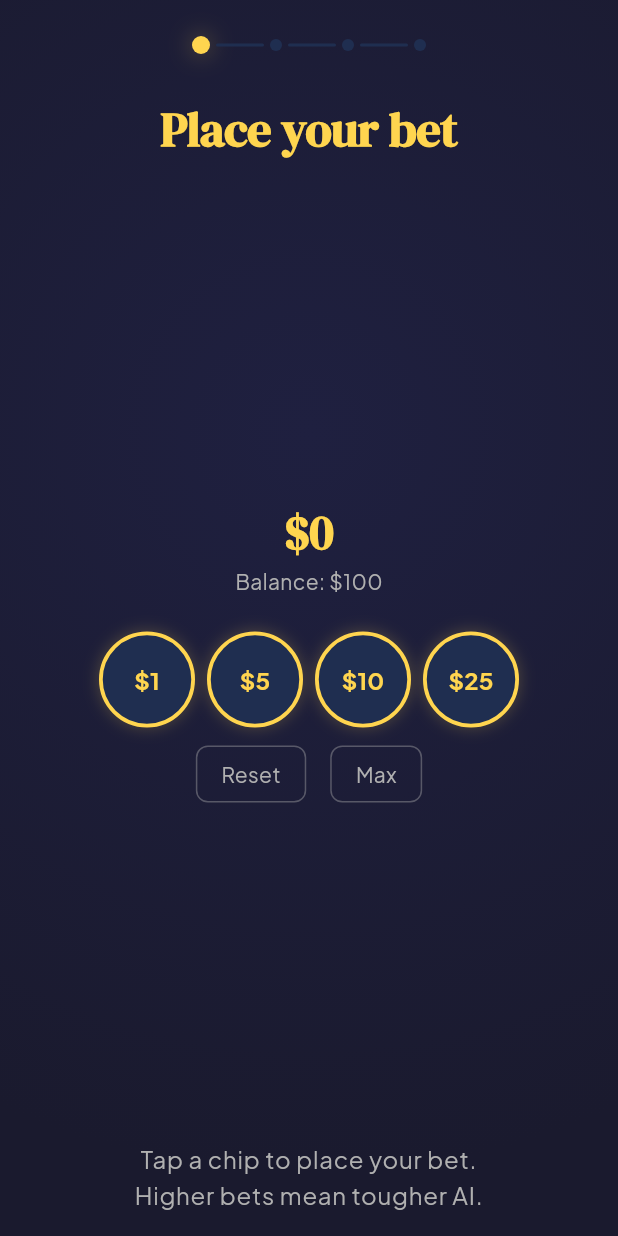
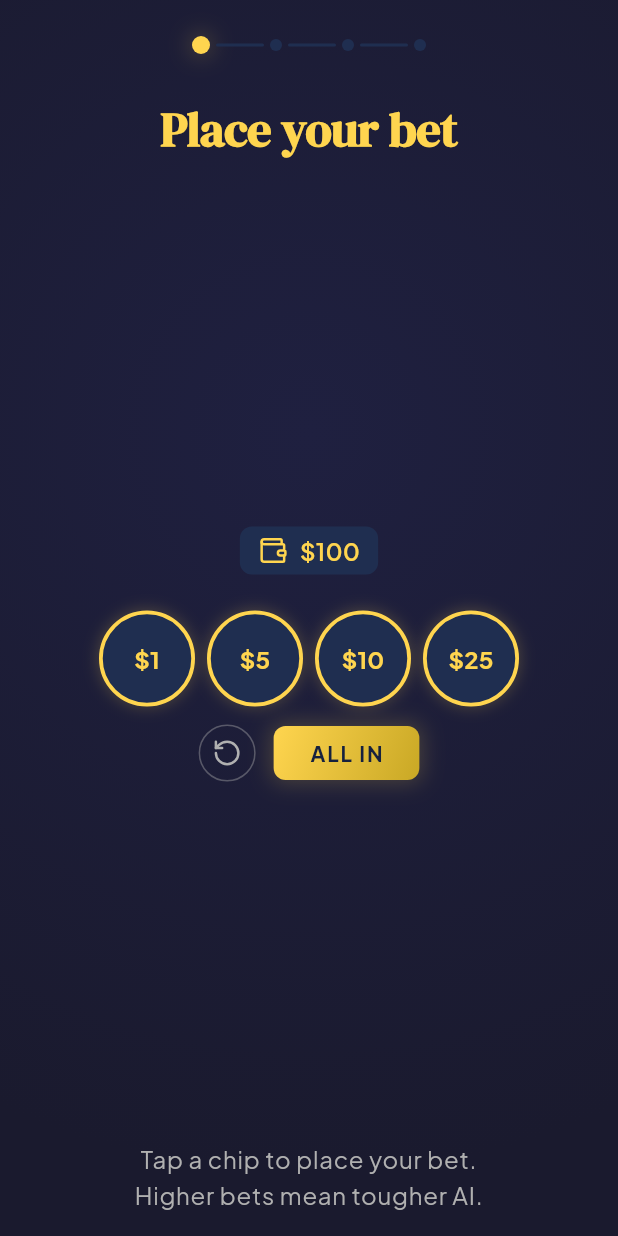
Before and after one commit to Strime/tictacbet, a Flutter app: the screen it shows after launch, on a phone screen of 412 x 824 dp. Run offline on Flutter 3.47's test engine with Material 3 defaults, Android fonts, the phone set to English and light mode, and no system bars; our stand-ins replace equatable, flutter_animate, flutter_bloc, freezed_annotation, get_it, go_router and 6 more; accounts and stored records are empty.

```diff
--- a/lib/features/game/presentation/widgets/game_result_dialog.dart
+++ b/lib/features/game/presentation/widgets/game_result_dialog.dart
@@ -158,9 +158,9 @@ class _WinningsTextState extends State<_WinningsText> {
     final bool isPositive;
 
     if (widget.isCashOut) {
-      targetValue = (widget.winnings - widget.betAmount).abs();
-      isPositive = widget.winnings >= widget.betAmount;
-      color = isPositive ? AppColors.success : AppColors.error;
+      targetValue = widget.winnings;
+      isPositive = true;
+      color = AppColors.chipGold;
     } else if (widget.humanWon) {
       targetValue = widget.winnings - widget.betAmount;
       isPositive = true;
--- a/lib/features/lobby/presentation/widgets/bet_amount_display.dart
+++ b/lib/features/lobby/presentation/widgets/bet_amount_display.dart
@@ -1,66 +1,46 @@
 import 'package:flutter/material.dart';
+import 'package:lucide_icons/lucide_icons.dart';
 
 import '../../../../core/theme/app_colors.dart';
 import '../../../../core/theme/app_spacing.dart';
 
-class BetAmountDisplay extends StatefulWidget {
-  final int betAmount;
+class BetAmountDisplay extends StatelessWidget {
   final int remainingBalance;
 
   const BetAmountDisplay({
     super.key,
-    required this.betAmount,
     required this.remainingBalance,
   });
 
   @override
-  State<BetAmountDisplay> createState() => _BetAmountDisplayState();
-}
-
-class _BetAmountDisplayState extends State<BetAmountDisplay> {
-  int _previousAmount = 1;
-
-  @override
-  void didUpdateWidget(BetAmountDisplay oldWidget) {
-    super.didUpdateWidget(oldWidget);
-    if (oldWidget.betAmount != widget.betAmount) {
-      _previousAmount = oldWidget.betAmount;
-    }
-  }
-
-  @override
   Widget build(BuildContext context) {
-    return Column(
-      children: [
-        Row(
-          mainAxisAlignment: MainAxisAlignment.center,
-          children: [
-            TweenAnimationBuilder<int>(
-              tween: IntTween(begin: _previousAmount, end: widget.betAmount),
-              duration: const Duration(
-                milliseconds: AppSpacing.animationMedium,
-              ),
-              curve: Curves.easeOut,
-              builder: (context, value, _) {
-                return Text(
-                  '\$$value',
-                  style: Theme.of(context).textTheme.displayLarge?.copyWith(
-                    color: AppColors.chipGold,
-                    fontWeight: FontWeight.bold,
-                  ),
-                );
-              },
+    return Container(
+      padding: const EdgeInsets.symmetric(
+        horizontal: AppSpacing.md,
+        vertical: AppSpacing.xs,
+      ),
+      decoration: BoxDecoration(
+        color: AppColors.surfaceLight,
+        borderRadius: AppSpacing.borderRadiusSm,
+      ),
+      child: Row(
+        mainAxisSize: MainAxisSize.min,
+        children: [
+          const Icon(
+            LucideIcons.wallet,
+            size: AppSpacing.iconSm,
+            color: AppColors.chipGold,
+          ),
+          const SizedBox(width: AppSpacing.sm),
+          Text(
+            '\$$remainingBalance',
+            style: Theme.of(context).textTheme.titleMedium?.copyWith(
+              color: AppColors.chipGold,
+              fontWeight: FontWeight.w600,
             ),
-          ],
-        ),
-        const SizedBox(height: AppSpacing.xs),
-        Text(
-          'Balance: \$${widget.remainingBalance}',
-          style: Theme.of(context).textTheme.bodyMedium?.copyWith(
-            color: AppColors.textSecondary,
           ),
-        ),
-      ],
+        ],
+      ),
     );
   }
 }
--- a/lib/features/lobby/presentation/widgets/bet_chip_selector_widget.dart
+++ b/lib/features/lobby/presentation/widgets/bet_chip_selector_widget.dart
@@ -1,7 +1,9 @@
 import 'package:flutter/material.dart';
 import 'package:flutter/services.dart';
+import 'package:lucide_icons/lucide_icons.dart';
 
 import '../../../../core/theme/app_colors.dart';
+import '../../../../core/theme/app_shadows.dart';
 import '../../../../core/theme/app_spacing.dart';
 
 class BetChipSelectorWidget extends StatelessWidget {
@@ -9,7 +11,7 @@ class BetChipSelectorWidget extends StatelessWidget {
   final int maxBet;
   final void Function(int amount, Offset globalCenter) onAdd;
   final VoidCallback onReset;
-  final VoidCallback onMax;
+  final void Function(Offset globalCenter) onMax;
 
   const BetChipSelectorWidget({
     super.key,
@@ -46,23 +48,36 @@ class BetChipSelectorWidget extends StatelessWidget {
         ),
         const SizedBox(height: AppSpacing.md),
 
-        // Reset / Max row
+        // Reset + All In row
         Row(
           mainAxisAlignment: MainAxisAlignment.center,
           children: [
-            _ActionButton(
-              label: 'Reset',
+            GestureDetector(
               onTap: () {
                 HapticFeedback.lightImpact();
                 onReset();
               },
+              child: Container(
+                padding: const EdgeInsets.all(AppSpacing.sm),
+                decoration: BoxDecoration(
+                  shape: BoxShape.circle,
+                  border: Border.all(
+                    color: AppColors.textSecondary.withValues(alpha: 0.4),
                   ),
-            const SizedBox(width: AppSpacing.lg),
-            _ActionButton(
-              label: 'Max',
-              onTap: () {
-                HapticFeedback.lightImpact();
-                onMax();
+                ),
+                child: const Icon(
+                  LucideIcons.rotateCcw,
+                  size: AppSpacing.iconSm,
+                  color: AppColors.textSecondary,
+                ),
+              ),
+            ),
+            const SizedBox(width: AppSpacing.md),
+            _AllInButton(
+              enabled: currentBet < maxBet,
+              onTap: (center) {
+                HapticFeedback.mediumImpact();
+                onMax(center);
               },
             ),
           ],
@@ -168,34 +183,86 @@ class _ChipButtonState extends State<_ChipButton>
   }
 }
 
-class _ActionButton extends StatelessWidget {
-  final String label;
-  final VoidCallback onTap;
+class _AllInButton extends StatefulWidget {
+  final bool enabled;
+  final ValueChanged<Offset> onTap;
 
-  const _ActionButton({
-    required this.label,
-    required this.onTap,
-  });
+  const _AllInButton({required this.enabled, required this.onTap});
+
+  @override
+  State<_AllInButton> createState() => _AllInButtonState();
+}
+
+class _AllInButtonState extends State<_AllInButton>
+    with SingleTickerProviderStateMixin {
+  late final AnimationController _controller;
+  late final Animation<double> _scaleAnimation;
+
+  @override
+  void initState() {
+    super.initState();
+    _controller = AnimationController(
+      vsync: this,
+      duration: const Duration(milliseconds: AppSpacing.animationFast),
+    );
+    _scaleAnimation = Tween<double>(begin: 1.0, end: 0.85).animate(
+      CurvedAnimation(parent: _controller, curve: Curves.easeInOut),
+    );
+  }
+
+  @override
+  void dispose() {
+    _controller.dispose();
+    super.dispose();
+  }
+
+  void _handleTap() {
+    if (!widget.enabled) return;
+    _controller.forward().then((_) => _controller.reverse());
+    final box = context.findRenderObject() as RenderBox;
+    final center = box.localToGlobal(
+      Offset(box.size.width / 2, box.size.height / 2),
+    );
+    widget.onTap(center);
+  }
 
   @override
   Widget build(BuildContext context) {
     return GestureDetector(
-      onTap: onTap,
+      onTap: _handleTap,
+      child: AnimatedBuilder(
+        animation: _scaleAnimation,
+        builder: (context, child) {
+          return Transform.scale(
+            scale: _scaleAnimation.value,
+            child: child,
+          );
+        },
+        child: AnimatedOpacity(
+          opacity: widget.enabled ? 1.0 : 0.4,
+          duration: const Duration(milliseconds: AppSpacing.animationFast),
           child: Container(
             padding: const EdgeInsets.symmetric(
-          horizontal: AppSpacing.lg,
+              horizontal: AppSpacing.xl,
               vertical: AppSpacing.sm,
             ),
             decoration: BoxDecoration(
+              gradient: const LinearGradient(
+                colors: [AppColors.chipGold, AppColors.chipGoldDark],
+                begin: Alignment.topLeft,
+                end: Alignment.bottomRight,
+              ),
               borderRadius: AppSpacing.borderRadiusSm,
-          border: Border.all(
-            color: AppColors.textSecondary.withValues(alpha: 0.4),
+              boxShadow: widget.enabled ? AppShadows.glow : null,
+            ),
+            child: Text(
+              'ALL IN',
+              style: Theme.of(context).textTheme.labelLarge?.copyWith(
+                color: AppColors.surface,
+                fontWeight: FontWeight.bold,
+                letterSpacing: 1.2,
               ),
             ),
-        child: Text(
-          label,
-          style: Theme.of(context).textTheme.bodyMedium?.copyWith(
-            color: AppColors.textSecondary,
           ),
         ),
       ),
--- a/lib/features/onboarding/presentation/widgets/step_bet_preview.dart
+++ b/lib/features/onboarding/presentation/widgets/step_bet_preview.dart
@@ -45,7 +45,6 @@ class _StepBetPreviewState extends State<StepBetPreview> {
       mainAxisAlignment: MainAxisAlignment.center,
       children: [
         BetAmountDisplay(
-          betAmount: _betAmount,
           remainingBalance: widget.maxBet - _betAmount,
         ),
         const SizedBox(height: AppSpacing.xl),
@@ -54,7 +53,7 @@ class _StepBetPreviewState extends State<StepBetPreview> {
           maxBet: widget.maxBet,
           onAdd: _onChipAdded,
           onReset: () => setState(() => _betAmount = 0),
-          onMax: () {
+          onMax: (_) {
             setState(() => _betAmount = widget.maxBet);
             _completeStep();
           },
--- a/lib/features/onboarding/presentation/widgets/step_play_preview.dart
+++ b/lib/features/onboarding/presentation/widgets/step_play_preview.dart
@@ -25,7 +25,6 @@ class StepPlayPreview extends StatelessWidget {
         mainAxisAlignment: MainAxisAlignment.center,
         children: [
           BetAmountDisplay(
-            betAmount: betAmount,
             remainingBalance: maxBet - betAmount,
           ),
           const Spacer(),
```
Also changed, not shown: lib/features/lobby/presentation/pages/lobby_page.dart (+20 -2 lines). Lines whose indentation alone changed are shown as unchanged.
